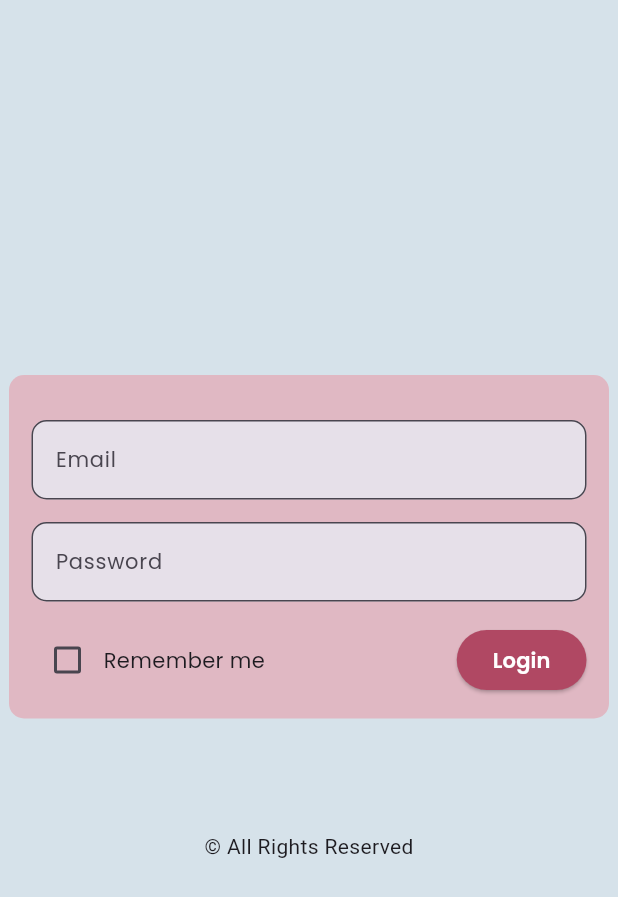
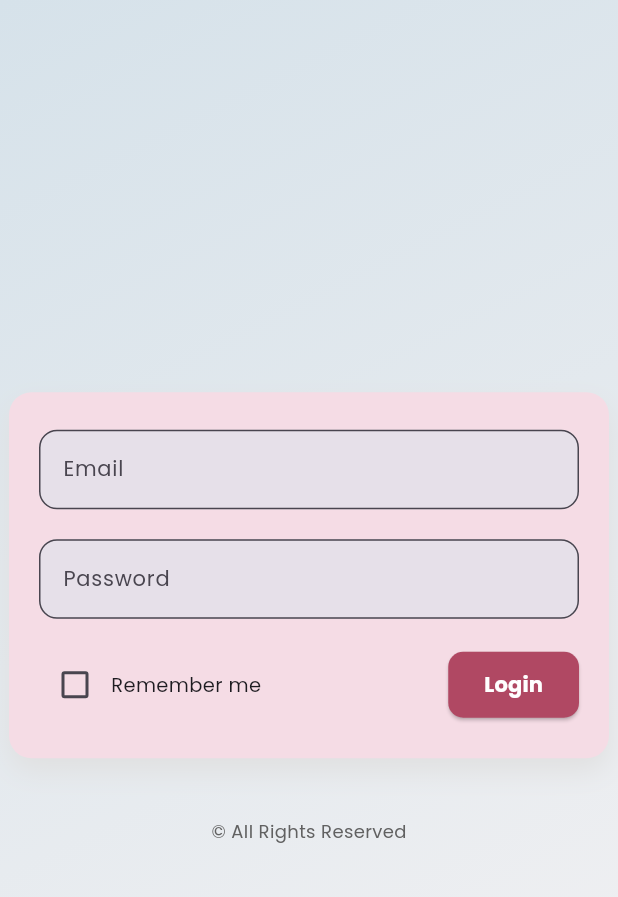
Before and after one commit to CodeWithAmmar1/Animated-Login-, a Flutter app: the screen it shows after launch, after a tap on "Login", on a phone screen of 412 x 824 dp. Shown: the top 897 px of the screen. Run offline on Flutter 3.47's test engine with Material 3 defaults, Android fonts, the phone set to English and light mode, and no system bars; our stand-ins replace google_fonts, rive; statements that could not run were skipped.

Commit message:
login page

```diff
--- a/lib/screens/login_screen.dart
+++ b/lib/screens/login_screen.dart
@@ -1,5 +1,6 @@
 import 'package:flutter/foundation.dart';
 import 'package:flutter/material.dart';
+import 'package:flutter/material.dart' as material;
 import 'package:flutter/services.dart';
 import 'package:google_fonts/google_fonts.dart';
 import 'package:rive/rive.dart';
@@ -12,203 +13,201 @@ class LoginScreen extends StatefulWidget {
 }
 
 class _LoginScreenState extends State<LoginScreen> {
-  late String animationURL;
-  Artboard? _teddyArtboard;
-  SMITrigger? successTrigger, failTrigger;
-  SMIBool? isHandsUp, isChecking;
-  SMINumber? numLook;
-
-  bool _isChecked = false;
-
-  StateMachineController? stateMachineController;
-  final TextEditingController _emailController = TextEditingController();
-  final TextEditingController _passwordController = TextEditingController();
+  late String riveAnimationPath;
+  Artboard? teddyArtboard;
+  SMITrigger? triggerSuccess, triggerFail;
+  SMIBool? handsUpBool, checkingBool;
+  SMINumber? lookNumber;
+  StateMachineController? teddyController;
+  final TextEditingController emailCtrl = TextEditingController();
+  final TextEditingController passwordCtrl = TextEditingController();
+  bool isRememberMeChecked = false;
 
   @override
   void initState() {
     super.initState();
-    animationURL = defaultTargetPlatform == TargetPlatform.android ||
+    riveAnimationPath = defaultTargetPlatform == TargetPlatform.android ||
             defaultTargetPlatform == TargetPlatform.iOS
         ? 'assets/animations/login.riv'
         : 'animations/login.riv';
-    rootBundle.load(animationURL).then(
+    rootBundle.load(riveAnimationPath).then(
       (data) {
         final file = RiveFile.import(data);
         final artboard = file.mainArtboard;
-        stateMachineController =
+        teddyController =
             StateMachineController.fromArtboard(artboard, "Login Machine");
-        if (stateMachineController != null) {
-          artboard.addController(stateMachineController!);
+        if (teddyController != null) {
+          artboard.addController(teddyController!);
 
-          for (var e in stateMachineController!.inputs) {
-            debugPrint(e.runtimeType.toString());
-            debugPrint("name${e.name}End");
-          }
-
-          for (var element in stateMachineController!.inputs) {
-            if (element.name == "trigSuccess") {
-              successTrigger = element as SMITrigger;
-            } else if (element.name == "trigFail") {
-              failTrigger = element as SMITrigger;
-            } else if (element.name == "isHandsUp") {
-              isHandsUp = element as SMIBool;
-            } else if (element.name == "isChecking") {
-              isChecking = element as SMIBool;
-            } else if (element.name == "numLook") {
-              numLook = element as SMINumber;
+          for (var input in teddyController!.inputs) {
+            switch (input.name) {
+              case "trigSuccess":
+                triggerSuccess = input as SMITrigger;
+                break;
+              case "trigFail":
+                triggerFail = input as SMITrigger;
+                break;
+              case "isHandsUp":
+                handsUpBool = input as SMIBool;
+                break;
+              case "isChecking":
+                checkingBool = input as SMIBool;
+                break;
+              case "numLook":
+                lookNumber = input as SMINumber;
+                break;
             }
           }
         }
 
-        setState(() => _teddyArtboard = artboard);
+        setState(() => teddyArtboard = artboard);
       },
     );
   }
 
-  void handsOnTheEyes() {
-    isHandsUp?.change(true);
+  void onPasswordFieldTap() => handsUpBool?.change(true);
+
+  void onEmailFieldTap() {
+    handsUpBool?.change(false);
+    checkingBool?.change(true);
+    lookNumber?.change(0);
   }
 
-  void lookOnTheTextField() {
-    isHandsUp?.change(false);
-    isChecking?.change(true);
-    numLook?.change(0);
+  void onTextChanged(String value) {
+    lookNumber?.change(value.length.toDouble());
   }
 
-  void moveEyeBalls(val) {
-    numLook?.change(val.length.toDouble());
-  }
-
-  void login() {
-    isChecking?.change(false);
-    isHandsUp?.change(false);
-    if (_emailController.text == "ammar@gmail.com" &&
-        _passwordController.text == "admin") {
-      successTrigger?.fire();
+  void handleLogin() {
+    checkingBool?.change(false);
+    handsUpBool?.change(false);
+    if (emailCtrl.text == "ammar@gmail.com" &&
+        passwordCtrl.text == "ammar") {
+      triggerSuccess?.fire();
     } else {
-      failTrigger?.fire();
+      triggerFail?.fire();
     }
   }
 
   @override
   Widget build(BuildContext context) {
     return Scaffold(
-      backgroundColor: const Color(0xffd6e2ea),
-      body: Center(
+      body: Container(
+        width: double.infinity,
+        decoration:  BoxDecoration(
+          gradient: material.LinearGradient(
+    colors: [material.Color(0xffd6e2ea), material.Color(0xfff4f2f3)],
+    begin: material.Alignment.topLeft,
+    end: material.Alignment.bottomRight,
+  ),
+        ),
+        child: Center(
           child: SingleChildScrollView(
             child: Column(
               mainAxisAlignment: MainAxisAlignment.center,
               children: [
-              if (_teddyArtboard != null)
+                if (teddyArtboard != null)
                   SizedBox(
                     width: 400,
                     height: 300,
                     child: Rive(
-                    artboard: _teddyArtboard!,
+                      artboard: teddyArtboard!,
                       fit: BoxFit.fitWidth,
                     ),
                   ),
                 Container(
-                alignment: Alignment.center,
                   width: 400,
-                padding: const EdgeInsets.only(bottom: 15),
-                margin: const EdgeInsets.only(bottom: 15 * 5),
+                  padding: const EdgeInsets.symmetric(
+                      horizontal: 20, vertical: 25),
+                  margin: const EdgeInsets.only(bottom: 40),
                   decoration: BoxDecoration(
-                  color: Color.fromARGB(255, 224, 184, 195),
-                  borderRadius: BorderRadius.circular(10),
+                    color: const Color.fromARGB(255, 245, 220, 229),
+                    borderRadius: BorderRadius.circular(15),
+                    boxShadow: [
+                      BoxShadow(
+                        color: Colors.grey.shade300,
+                        offset: const Offset(0, 8),
+                        blurRadius: 15,
+                      )
+                    ],
                   ),
                   child: Column(
                     children: [
-                    Padding(
-                      padding: const EdgeInsets.symmetric(horizontal: 15),
-                      child: Column(
-                        children: [
-                          const SizedBox(height: 15 * 2),
                       TextField(
-                            controller: _emailController,
-                            onTap: lookOnTheTextField,
-                            onChanged: moveEyeBalls,
+                        controller: emailCtrl,
+                        onTap: onEmailFieldTap,
+                        onChanged: onTextChanged,
                         keyboardType: TextInputType.emailAddress,
                         style: GoogleFonts.poppins(fontSize: 14),
-                            cursorColor: const Color(0xffb04863),
                         decoration: const InputDecoration(
                           hintText: "Email",
                           filled: true,
                           border: OutlineInputBorder(
                             borderRadius: BorderRadius.all(
-                                  Radius.circular(10),
+                              Radius.circular(12),
                             ),
                           ),
-                              focusColor: Color(0xffb04863),
                           focusedBorder: OutlineInputBorder(
-                                borderSide: BorderSide(
-                                  color: Color(0xffb04863),
-                                ),
-                                borderRadius: BorderRadius.all(
-                                  Radius.circular(10),
+                            borderSide:
+                                BorderSide(color: Color(0xffb04863), width: 1.5),
                           ),
                         ),
                       ),
-                          ),
-                          const SizedBox(height: 15),
+                      const SizedBox(height: 20),
                       TextField(
-                            controller: _passwordController,
-                            onTap: handsOnTheEyes,
-                            keyboardType: TextInputType.visiblePassword,
+                        controller: passwordCtrl,
+                        onTap: onPasswordFieldTap,
                         obscureText: true,
                         style: GoogleFonts.poppins(fontSize: 14),
-                            cursorColor: const Color(0xffb04863),
                         decoration: const InputDecoration(
                           hintText: "Password",
                           filled: true,
                           border: OutlineInputBorder(
                             borderRadius: BorderRadius.all(
-                                  Radius.circular(10),
+                              Radius.circular(12),
                             ),
                           ),
-                              focusColor: Color(0xffb04863),
                           focusedBorder: OutlineInputBorder(
-                                borderSide: BorderSide(
-                                  color: Color(0xffb04863),
-                                ),
-                                borderRadius: BorderRadius.all(
-                                  Radius.circular(10),
+                            borderSide:
+                                BorderSide(color: Color(0xffb04863), width: 1.5),
                           ),
                         ),
                       ),
-                          ),
-                          const SizedBox(height: 15),
+                      const SizedBox(height: 20),
                       Row(
-                            crossAxisAlignment: CrossAxisAlignment.end,
                         mainAxisAlignment: MainAxisAlignment.spaceBetween,
                         children: [
                           Row(
                             children: [
                               Checkbox(
                                 activeColor: const Color(0xffb04863),
-                                    value: _isChecked,
+                                value: isRememberMeChecked,
                                 onChanged: (value) {
                                   setState(() {
-                                        _isChecked = value!;
+                                    isRememberMeChecked = value!;
                                   });
                                 },
                               ),
                               Text(
                                 "Remember me",
-                                    style: GoogleFonts.poppins(),
+                                style: GoogleFonts.poppins(fontSize: 13),
                               ),
                             ],
                           ),
                           ElevatedButton(
-                                onPressed: login,
+                            onPressed: handleLogin,
                             style: ElevatedButton.styleFrom(
                               backgroundColor: const Color(0xffb04863),
+                              padding: const EdgeInsets.symmetric(
+                                  horizontal: 24, vertical: 12),
+                              shape: RoundedRectangleBorder(
+                                borderRadius: BorderRadius.circular(10),
+                              ),
                             ),
                             child: Text(
                               "Login",
                               style: GoogleFonts.poppins(
                                 color: Colors.white,
-                                    fontWeight: FontWeight.w600,
+                                fontWeight: FontWeight.bold,
                               ),
                             ),
                           ),
@@ -217,11 +216,15 @@ class _LoginScreenState extends State<LoginScreen> {
                     ],
                   ),
                 ),
+                Text(
+                  "© All Rights Reserved",
+                  style: GoogleFonts.poppins(
+                    fontSize: 12,
+                    color: Colors.grey.shade700,
+                  ),
+                )
               ],
             ),
-              ),
-              Text("© All Rights Reserved")
-            ],
           ),
         ),
       ),
```
Lines whose indentation alone changed are shown as unchanged.
